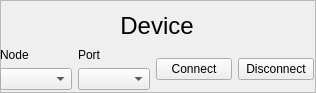
The window that lib/clients/Widgets/SerialConnection.ui (EGGS-Experiment/EGGS_labrad) describes before a commit, drawn with Qt 5.
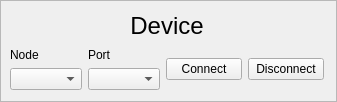
The same window after the commit.

Diff of the .ui file:
```diff
--- a/lib/clients/Widgets/SerialConnection.ui
+++ b/lib/clients/Widgets/SerialConnection.ui
@@ -6,16 +6,10 @@
    <rect>
     <x>0</x>
     <y>0</y>
-    <width>316</width>
-    <height>93</height>
+    <width>337</width>
+    <height>102</height>
    </rect>
   </property>
-  <property name="sizePolicy">
-   <sizepolicy hsizetype="Fixed" vsizetype="Fixed">
-    <horstretch>0</horstretch>
-    <verstretch>0</verstretch>
-   </sizepolicy>
-  </property>
   <property name="windowTitle">
    <string>Device</string>
   </property>
@@ -28,7 +22,7 @@
   <widget class="QWidget" name="">
    <property name="geometry">
     <rect>
-     <x>0</x>
+     <x>10</x>
      <y>10</y>
      <width>314</width>
      <height>80</height>
```
Left out of the diff: 16 changed lines with no effect on the pictures.
